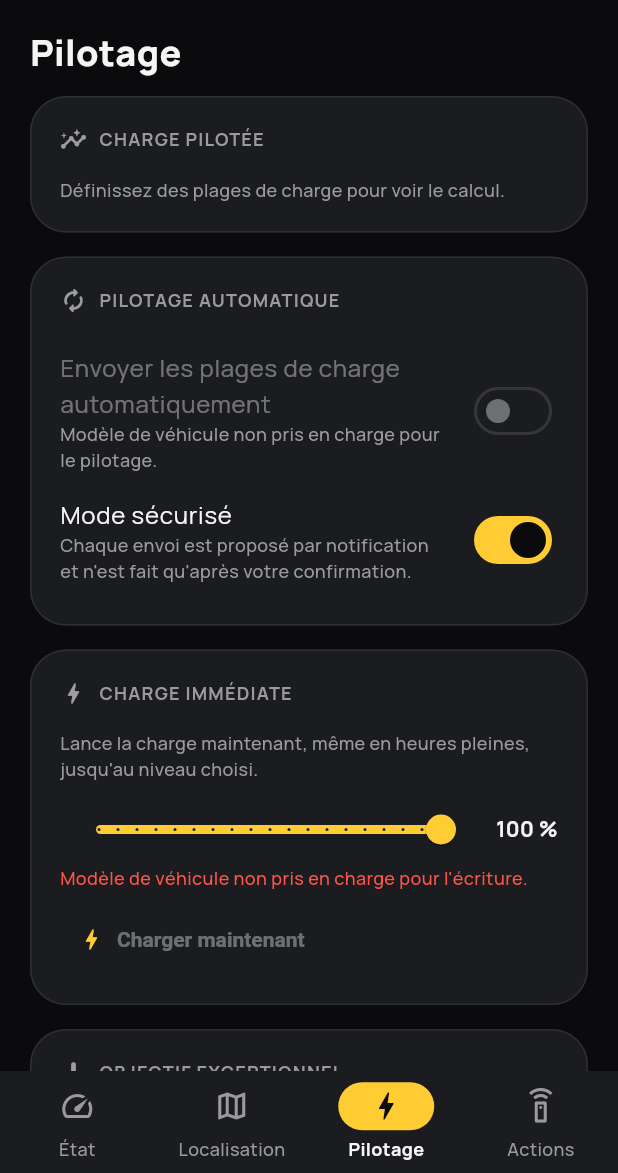
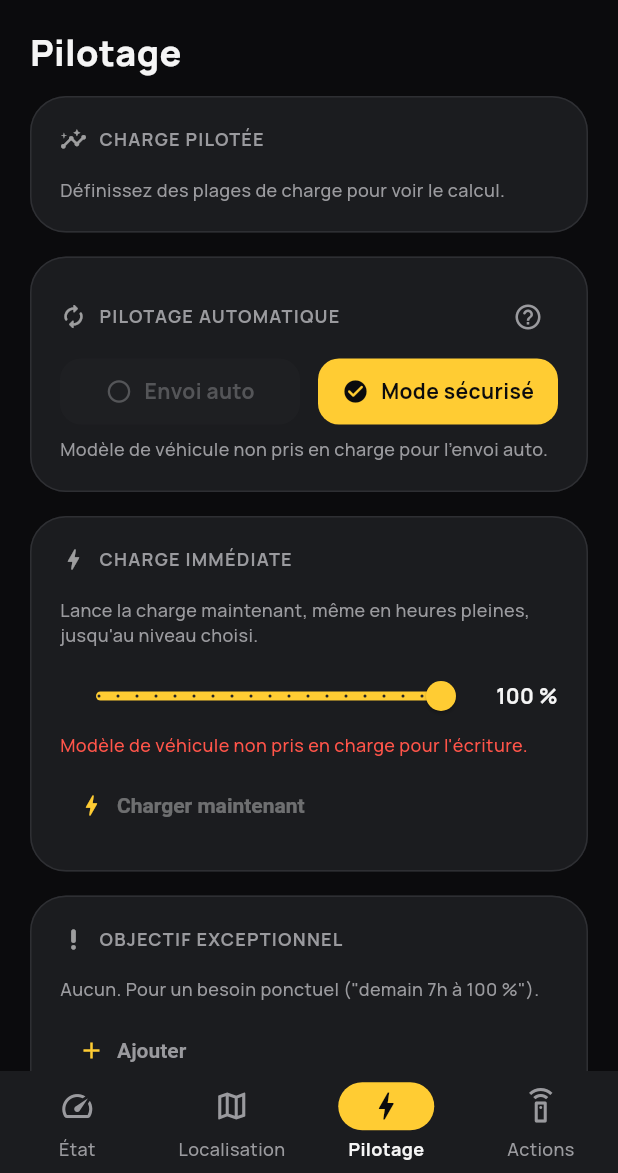
Before and after one commit to UlricGenievre/myauto-pilot, a Flutter app: the HomeScreen screen opened directly, item 3 of the bottom bar chosen, on a phone screen of 412 x 824 dp, the part 63-1236 px from its top. Run offline on Flutter 3.47's test engine with Material 3 defaults, Android fonts, the phone set to English and light mode, and no system bars; our stand-ins replace dio, flutter_local_notifications, flutter_map, flutter_riverpod, flutter_secure_storage, latlong2 and 2 more; missing offline and left inert: android_alarm_manager_plus; accounts and stored records are empty.

Commit message:
Pilotage automatique : boutons compacts et aide
Les deux interrupteurs et leurs explications sont remplaces par deux
boutons a etat, "Envoi auto" et "Mode securise" (jaune et coche si
actif, gris sinon, cadenas si impose ; un appui inverse l'etat). Le "?"
a droite du titre affiche l'explication de chacun. La raison d'un envoi
auto impossible (plages, programme dedie, modele, web, demonstration)
s'affiche seulement dans ce cas.

Nouveau widget reutilisable ToggleButton (lib/core/widgets).

Co-Authored-By: Claude Opus 5.5 <noreply@anthropic.com>

```diff
--- /dev/null
+++ b/lib/core/widgets/toggle_button.dart
@@ -0,0 +1,57 @@
+import 'package:flutter/material.dart';
+
+import '../theme/app_theme.dart';
+
+/// Bouton a deux etats au libelle court, qui porte l'etat d'une
+/// fonctionnalite : jaune avec une coche si active, gris avec un cercle
+/// vide sinon (l'icone double la couleur). Un appui inverse l'etat.
+///
+/// [onChanged] null : bouton desactive (grise) ; [locked] : etat impose,
+/// avec un cadenas.
+class ToggleButton extends StatelessWidget {
+  const ToggleButton({super.key, required this.label, required this.value, this.onChanged, this.locked = false});
+
+  final String label;
+  final bool value;
+  final ValueChanged<bool>? onChanged;
+  final bool locked;
+
+  @override
+  Widget build(BuildContext context) {
+    final enabled = onChanged != null && !locked;
+    final foreground = value ? AppColors.onAccent : AppColors.textSecondary;
+    final icon = locked
+        ? Icons.lock_outline_rounded
+        : value
+            ? Icons.check_circle_rounded
+            : Icons.radio_button_unchecked_rounded;
+    return Opacity(
+      opacity: enabled || locked ? 1 : 0.45,
+      child: Material(
+        color: value ? AppColors.accent : AppColors.surfaceHigh,
+        borderRadius: BorderRadius.circular(14),
+        child: InkWell(
+          borderRadius: BorderRadius.circular(14),
+          onTap: enabled ? () => onChanged!(!value) : null,
+          child: Padding(
+            padding: const EdgeInsets.symmetric(horizontal: 12, vertical: 12),
+            child: Row(
+              mainAxisAlignment: MainAxisAlignment.center,
+              children: [
+                Icon(icon, size: 18, color: foreground),
+                const SizedBox(width: 8),
+                Flexible(
+                  child: Text(
+                    label,
+                    overflow: TextOverflow.ellipsis,
+                    style: TextStyle(color: foreground, fontWeight: FontWeight.w700),
+                  ),
+                ),
+              ],
+            ),
+          ),
+        ),
+      ),
+    );
+  }
+}
--- a/lib/features/charge_plan/cards/auto_pilot_card.dart
+++ b/lib/features/charge_plan/cards/auto_pilot_card.dart
@@ -7,21 +7,31 @@ import '../../../core/models/vehicle_support.dart';
 import '../../../core/theme/app_theme.dart';
 import '../../../core/utils/date_formatting.dart';
 import '../../../core/widgets/dashboard_card.dart';
+import '../../../core/widgets/toggle_button.dart';
 import '../../auth/auth_controller.dart';
 import '../../vehicle/vehicle_providers.dart';
 import '../charge_plan_pickers.dart';
 import '../charge_plan_providers.dart';
 
-/// Interrupteurs du pilotage (actif, mode securise) et etat d'execution :
-/// prochain envoi, confirmation en attente, dernier resultat.
-class AutoPilotCard extends ConsumerWidget {
+/// Boutons du pilotage (envoi auto, mode securise) et etat d'execution :
+/// prochain envoi, confirmation en attente, dernier resultat. Le "?"
+/// affiche l'explication de chaque bouton.
+class AutoPilotCard extends ConsumerStatefulWidget {
   const AutoPilotCard({super.key, required this.config, required this.controller});
 
   final ChargePlanConfig config;
   final ChargePlanConfigController controller;
 
   @override
-  Widget build(BuildContext context, WidgetRef ref) {
+  ConsumerState<AutoPilotCard> createState() => _AutoPilotCardState();
+}
+
+class _AutoPilotCardState extends ConsumerState<AutoPilotCard> {
+  var _help = false;
+
+  @override
+  Widget build(BuildContext context) {
+    final config = widget.config;
     final hasWindows = config.calendar.days.values.any((d) => d.allDay || d.windows.isNotEmpty);
     final missing = [
       if (!hasWindows) 'des plages de charge',
@@ -33,45 +43,73 @@ class AutoPilotCard extends ConsumerWidget {
     final canEnable = pilotSupported && !demo && missing.isEmpty && support.canWrite;
     final lead = config.pushLeadMinutes;
     final leadText = lead % 60 == 0 ? '${lead ~/ 60} h' : '${lead ~/ 60} h ${(lead % 60).toString().padLeft(2, '0')}';
+    // Pourquoi l'envoi auto ne peut pas etre active (null : il peut l'etre).
+    final blocker = canEnable || config.enabled
+        ? null
+        : demo
+            ? 'Envoi auto non disponible en démonstration.'
+            : !pilotSupported
+                ? 'Envoi auto disponible sur le téléphone uniquement.'
+                : !support.canWrite
+                    ? 'Modèle de véhicule non pris en charge pour l\'envoi auto.'
+                    : 'Pour l\'envoi auto, définissez d\'abord ${missing.join(' et ')}.';
 
     return DashboardCard(
       title: 'Pilotage automatique',
       icon: Icons.autorenew_rounded,
+      trailing: IconButton(
+        icon: Icon(_help ? Icons.help_rounded : Icons.help_outline_rounded, size: 20, color: AppColors.textSecondary),
+        tooltip: _help ? 'Masquer l\'aide' : 'Aide',
+        visualDensity: VisualDensity.compact,
+        onPressed: () => setState(() => _help = !_help),
+      ),
       child: Column(
         crossAxisAlignment: CrossAxisAlignment.start,
         children: [
-          SwitchListTile(
-            contentPadding: EdgeInsets.zero,
-            value: config.enabled,
-            activeTrackColor: AppColors.accent,
-            onChanged: canEnable || config.enabled ? (on) => _setEnabled(context, ref, on) : null,
-            title: const Text('Envoyer les plages de charge automatiquement'),
-            subtitle: Text(
-              demo
-                  ? 'Non disponible en démonstration : aucun envoi n\'est programmé.'
-                  : !pilotSupported
-                  ? 'Disponible sur le téléphone uniquement (réveils et notifications Android).'
-                  : !support.canWrite
-                      ? 'Modèle de véhicule non pris en charge pour le pilotage.'
-                      : missing.isNotEmpty
-                          ? 'Définissez d\'abord ${missing.join(' et ')}.'
-                          : 'La plage est envoyée à la voiture $leadText avant chaque plage d\'heures creuses.',
+          Row(
+            children: [
+              Expanded(
+                child: ToggleButton(
+                  label: 'Envoi auto',
+                  value: config.enabled,
+                  onChanged: canEnable || config.enabled ? _setEnabled : null,
+                ),
+              ),
+              const SizedBox(width: 12),
+              Expanded(
+                child: ToggleButton(
+                  label: 'Mode sécurisé',
+                  value: config.safeMode || support.forcesSafeMode,
+                  locked: support.forcesSafeMode,
+                  onChanged: (on) => widget.controller.edit((c) => c.copyWith(safeMode: on)),
+                ),
+              ),
+            ],
+          ),
+          if (blocker != null) ...[
+            const SizedBox(height: 8),
+            Text(blocker, style: hintStyle),
+          ],
+          if (support.forcesSafeMode && !_help) ...[
+            const SizedBox(height: 8),
+            const Text('Mode sécurisé imposé tant que votre modèle n\'est pas vérifié.', style: hintStyle),
+          ],
+          if (_help) ...[
+            const SizedBox(height: 12),
+            Text(
+              'Envoi auto des plages : la plage est envoyée à la voiture $leadText avant chaque plage d\'heures creuses.',
               style: hintStyle,
             ),
-          ),
-          SwitchListTile(
-            contentPadding: EdgeInsets.zero,
-            value: config.safeMode || support.forcesSafeMode,
-            activeTrackColor: AppColors.accent,
-            onChanged: support.forcesSafeMode ? null : (on) => controller.edit((c) => c.copyWith(safeMode: on)),
-            title: const Text('Mode sécurisé'),
-            subtitle: Text(
+            const SizedBox(height: 6),
+            Text(
               support.forcesSafeMode
-                  ? 'Obligatoire tant que votre modèle n\'est pas vérifié : chaque envoi attend votre confirmation.'
-                  : 'Chaque envoi est proposé par notification et n\'est fait qu\'après votre confirmation.',
+                  ? 'Mode sécurisé : obligatoire tant que votre modèle n\'est pas vérifié, chaque envoi attend votre '
+                      'confirmation.'
+                  : 'Mode sécurisé : chaque envoi est proposé par notification et n\'est fait qu\'après votre '
+                      'confirmation. Il s\'applique aussi à la charge immédiate (confirmation dans l\'app).',
               style: hintStyle,
             ),
-          ),
+          ],
           if (config.enabled && pilotSupported) ...[
             _PermissionWarnings(safeMode: config.effectiveSafeMode),
             const Padding(padding: EdgeInsets.symmetric(vertical: 8), child: Divider()),
@@ -82,20 +120,20 @@ class AutoPilotCard extends ConsumerWidget {
     );
   }
 
-  Future<void> _setEnabled(BuildContext context, WidgetRef ref, bool on) async {
+  Future<void> _setEnabled(bool on) async {
     final vehicle = ref.read(selectedVehicleProvider);
     final vin = vehicle?.vin;
     if (on) {
       if (vin == null) return;
       final granted = await requestPilotPermissions();
-      if (!granted && context.mounted) {
+      if (!granted && mounted) {
         ScaffoldMessenger.of(context).showSnackBar(const SnackBar(
           content: Text('Notifications refusées : le mode sécurisé ne pourra pas vous demander de confirmation.'),
         ));
       }
-      if (!await exactAlarmsAllowed() && context.mounted) await _askExactAlarms(context);
+      if (!await exactAlarmsAllowed() && mounted) await _askExactAlarms(context);
     }
-    await controller.edit((c) => c.copyWith(enabled: on, vehicleVin: vin, vehicleModelCode: vehicle?.modelCode));
+    await widget.controller.edit((c) => c.copyWith(enabled: on, vehicleVin: vin, vehicleModelCode: vehicle?.modelCode));
     await refreshPilot(ref.invalidate);
   }
 }
```
